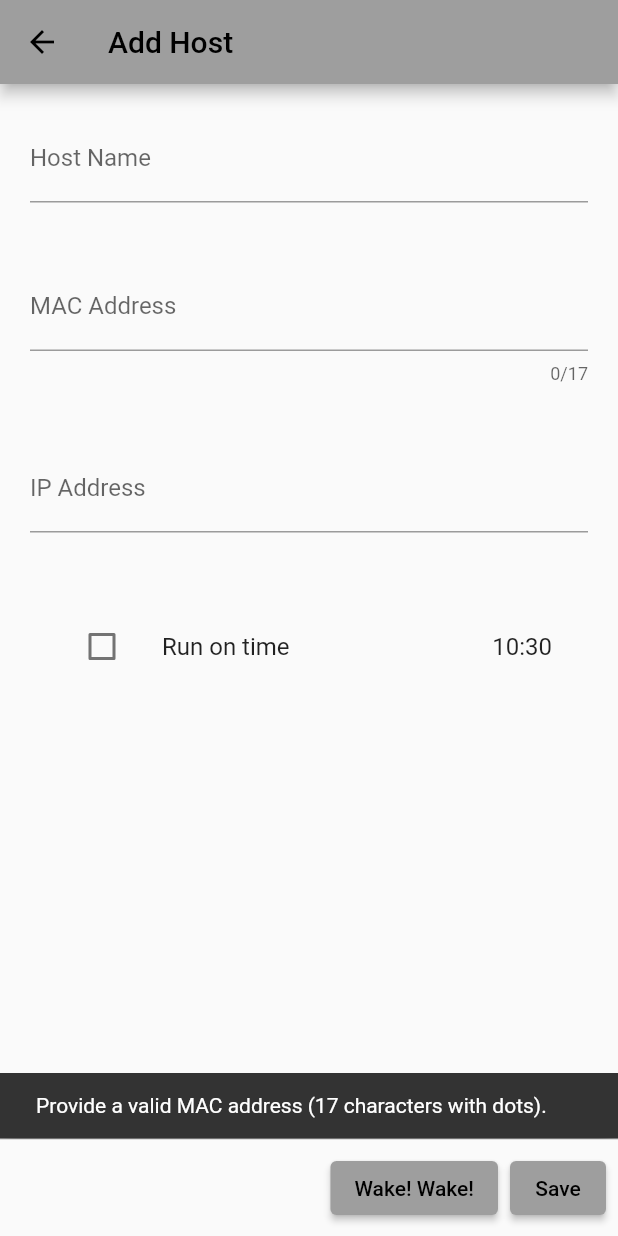
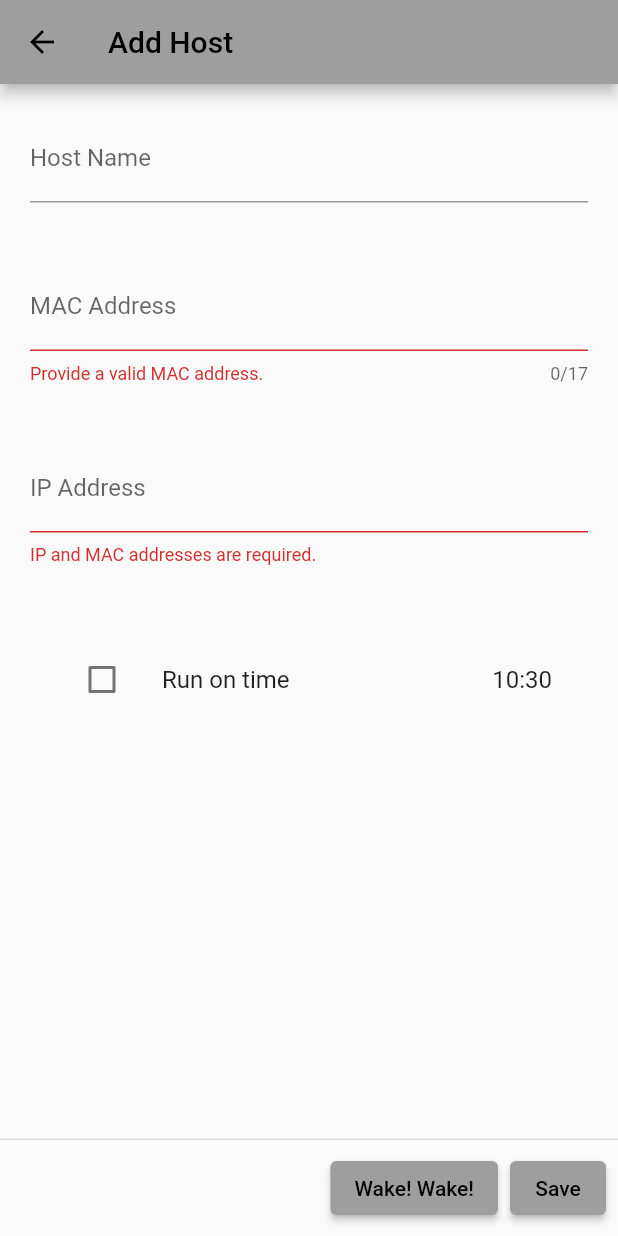
Before and after one commit to Cepeen/wakey-wakey, a Flutter app: the AddHost screen opened directly, after a tap on "Wake! Wake!", on a phone screen of 412 x 824 dp. Run offline on Flutter 3.47's test engine with Material 2 defaults, Android fonts, the phone set to English and light mode, and no system bars; our stand-ins replace connectivity_plus, fluttertoast, shared_preferences; accounts and stored records are empty.

Commit message:
removing validation snackbars

```diff
--- a/lib/widgets/add_host.dart
+++ b/lib/widgets/add_host.dart
@@ -17,7 +17,6 @@ class AddHost extends StatefulWidget {
 }
 
 class _AddHostState extends State<AddHost> {
-  Timer? _magicPacketTimer; // Declare the Timer object
   TimeOfDay pickedTime = TimeOfDay.now();
   final int port = 9;
   int isChecked = 0;
@@ -25,6 +24,8 @@ class _AddHostState extends State<AddHost> {
   String macAddress = '';
   String ipAddress = '';
   String hostName = '';
+  String? macAddressError;
+  String? ipAddressError;
 
 // Prevents multiple instances of AddHost, removes modal
   Future<bool> _handleBackPress() async {
@@ -55,23 +56,29 @@ class _AddHostState extends State<AddHost> {
   }
 
   bool _validateHostDetails(String macAddress, String ipAddress) {
+    String? ipAddressError;
+    String? macAddressError;
+
     if (macAddress.trim().replaceAll(":", "").length != 12) {
-      ScaffoldMessenger.of(context).showSnackBar(
-        const SnackBar(content: Text('Provide a valid MAC address (17 characters with dots).')),
-      );
-      return false;
-    } else if (ipAddress.trim().isEmpty) {
-      ScaffoldMessenger.of(context).showSnackBar(
-        const SnackBar(content: Text('IP and MAC addresses are required.')),
-      );
-      return false;
+      macAddressError = 'Provide a valid MAC address.';
+    }
+
+    if (ipAddress.trim().isEmpty) {
+      ipAddressError = 'IP and MAC addresses are required.';
     } else if (!isIPv4Address32Bit(ipAddress)) {
-      ScaffoldMessenger.of(context).showSnackBar(
-        const SnackBar(content: Text('Please provide a valid 32-bit IP address.')),
-      );
+      ipAddressError = 'Please provide a valid 32-bit IP address.';
+    }
+
+    setState(() {
+      this.ipAddressError = ipAddressError;
+      this.macAddressError = macAddressError;
+    });
+
+    if (ipAddressError == null && macAddressError == null) {
+      return true;
+    } else {
       return false;
     }
-    return true;
   }
 
   Future<void> savePreferences() async {
@@ -161,8 +168,7 @@ class _AddHostState extends State<AddHost> {
       Future.delayed(delay, () {
         checkAndExecuteOrNotNE(macAddress, ipAddress);
       });
-    } else {
-    }
+    } else {}
   }
 
   String generateHostId() {
@@ -201,6 +207,7 @@ class _AddHostState extends State<AddHost> {
                     });
                   },
                   macAddress: macAddress,
+                  errorText: macAddressError,
                 ),
               ),
               Container(
@@ -212,6 +219,7 @@ class _AddHostState extends State<AddHost> {
                     });
                   },
                   ipAddress: ipAddress,
+                  errorText: ipAddressError,
                 ),
               ),
               Container(
--- a/lib/widgets/ip_address_text_field.dart
+++ b/lib/widgets/ip_address_text_field.dart
@@ -3,11 +3,11 @@ import '../imports.dart';
 class IPAddressTextField extends StatefulWidget {
   final ValueChanged<String>? onChanged;
   final String ipAddress;
+  final String? errorText;
 
-  const IPAddressTextField({Key? key, this.onChanged, required this.ipAddress}) : super(key: key);
+  const IPAddressTextField({Key? key, this.onChanged, required this.ipAddress, this.errorText}) : super(key: key);
 
   @override
-
   State<IPAddressTextField> createState() => _IPAddressTextFieldState();
 }
 
@@ -39,8 +39,9 @@ class _IPAddressTextFieldState extends State<IPAddressTextField> {
     LengthLimitingTextInputFormatter(15),
     _IPAddressInputFormatter(), // Using the custom IP address input formatter
   ],
-      decoration: const InputDecoration(
+  decoration: InputDecoration(
     labelText: 'IP Address',
+    errorText: widget.errorText,
   ),
 );
   }
--- a/lib/widgets/mac_address_text_field.dart
+++ b/lib/widgets/mac_address_text_field.dart
@@ -2,11 +2,12 @@ import '../imports.dart';
 
 
 class MacAddressTextField extends StatefulWidget {
-  const MacAddressTextField({Key? key, required this.onChanged, required this.macAddress})
+  const MacAddressTextField({Key? key, required this.onChanged, required this.macAddress, required this.errorText})
       : super(key: key);
 
   final ValueChanged<String> onChanged;
   final String macAddress;
+  final String? errorText;
 
   @override
   State<MacAddressTextField> createState() => _MacAddressTextFieldState();
@@ -29,8 +30,10 @@ class _MacAddressTextFieldState extends State<MacAddressTextField> {
         FilteringTextInputFormatter.allow(RegExp(r'[a-fA-F0-9-]')),
         _MacAddressInputFormatter(),
       ],
-      decoration: const InputDecoration(
+      decoration: InputDecoration(
         labelText: 'MAC Address',
+        errorText: widget.errorText,
+
       ),
       maxLength: 17, // Maximum length of the MAC address with colons.
       maxLengthEnforcement: MaxLengthEnforcement.enforced,
```
Also changed, not shown: lib/utils/utils.dart (line endings or trailing spaces). Lines whose indentation alone changed are shown as unchanged.
